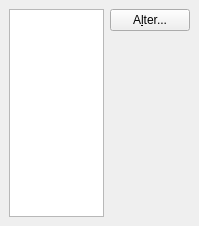
The window that src/frontends/qt4/ui/PrefColorsUi.ui (cburschka/lyx) describes before a commit, drawn with Qt 5.
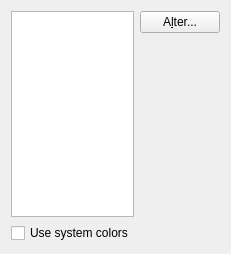
The same window after the commit.

Commit message:
Add new pref use_system_colors (defaults to true).
What is missing is some feedback on what colors are
set from the system (they should be disabled in the
color list).

```diff
--- a/src/frontends/qt4/ui/PrefColorsUi.ui
+++ b/src/frontends/qt4/ui/PrefColorsUi.ui
@@ -5,26 +5,18 @@
    <rect>
     <x>0</x>
     <y>0</y>
-    <width>199</width>
-    <height>226</height>
+    <width>231</width>
+    <height>254</height>
    </rect>
   </property>
   <property name="windowTitle" >
    <string/>
   </property>
   <layout class="QGridLayout" >
-   <property name="margin" >
-    <number>9</number>
-   </property>
-   <property name="spacing" >
-    <number>6</number>
-   </property>
    <item rowspan="2" row="0" column="0" >
     <widget class="QListWidget" name="lyxObjectsLW" >
      <property name="sizePolicy" >
-      <sizepolicy>
-       <hsizetype>5</hsizetype>
-       <vsizetype>7</vsizetype>
+      <sizepolicy vsizetype="Expanding" hsizetype="Preferred" >
        <horstretch>0</horstretch>
        <verstretch>0</verstretch>
       </sizepolicy>
@@ -64,6 +56,13 @@
      </property>
     </spacer>
    </item>
+   <item row="2" column="0" colspan="2" >
+    <widget class="QCheckBox" name="syscolorsCB" >
+     <property name="text" >
+      <string>Use system colors</string>
+     </property>
+    </widget>
+   </item>
   </layout>
  </widget>
  <includes>
```
The commit also changes 6 other files.
